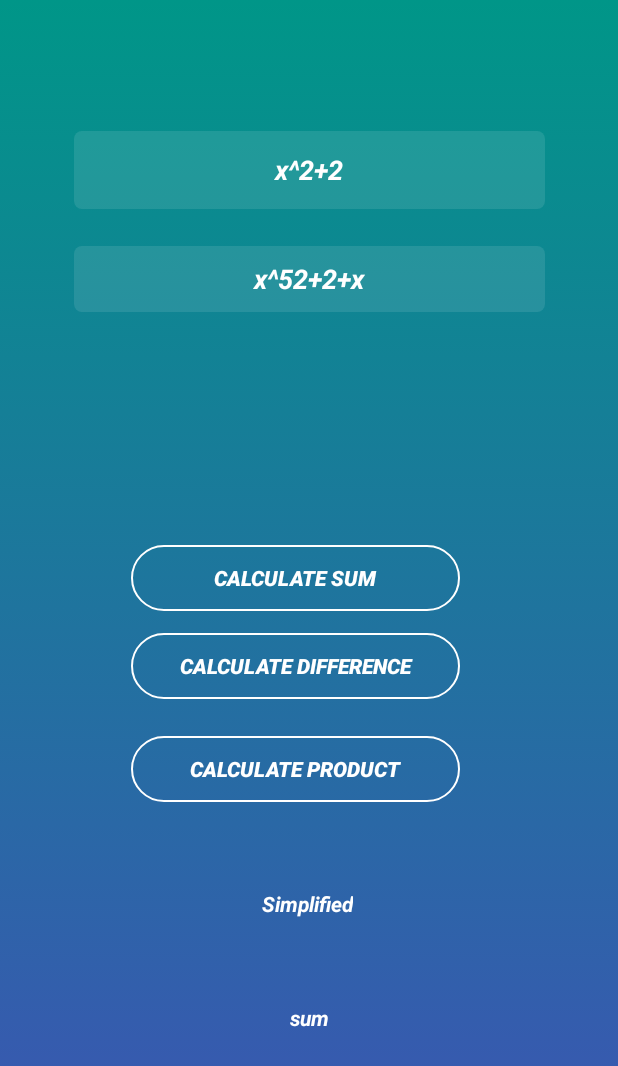
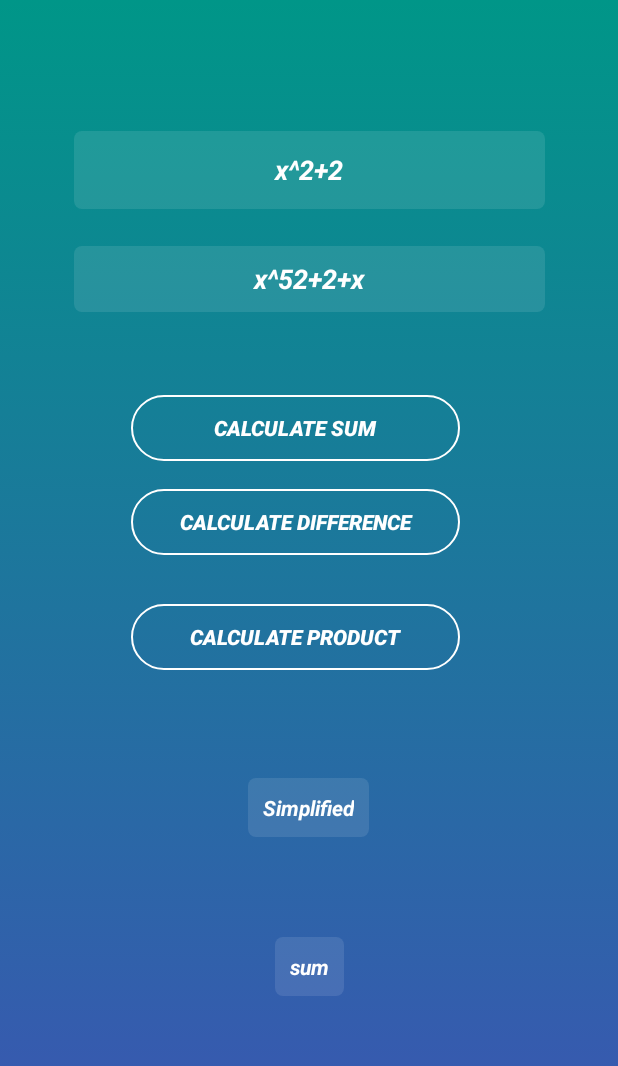
Before and after one commit to tasnimul2/Polynomial_Calculator_Android_App, an Android app: the screen it shows after launch (MainActivity), on a phone screen of 412 x 824 dp. Shown: the top 1066 px of the screen. Run offline under Robolectric (Android 15) with nearby library versions, the phone set to English and light mode, and no system bars.

Commit message:
app complete

```diff
--- a/app/src/main/java/com/mystudyapps/polynomialcalculator/MainActivity.java
+++ b/app/src/main/java/com/mystudyapps/polynomialcalculator/MainActivity.java
@@ -58,6 +58,7 @@ public class MainActivity extends AppCompatActivity {
 
         pEquation.setGravity(Gravity.CENTER);
         qEquation.setGravity(Gravity.CENTER);
+        outputTV.setGravity(Gravity.CENTER);
 
         ActionBar actionBar = getSupportActionBar();
         actionBar.hide();
@@ -66,14 +67,13 @@ public class MainActivity extends AppCompatActivity {
         scaleDown = AnimationUtils.loadAnimation(this, R.anim.scale_down);
 
         sumBTN.setOnTouchListener(new View.OnTouchListener() {
-            @SuppressLint("ClickableViewAccessibility")
             @Override
             public boolean onTouch(View view, MotionEvent motionEvent) {
                 if (motionEvent.getAction() == MotionEvent.ACTION_DOWN) {
                     sumBTN.startAnimation(scaleUp);
                     updateOutput();
                     simplifyPolynomials(p, q);
-                    outputTV.setText("Sum " + p.add(q));
+                    outputTV.setText("Sum: " + p.add(q));
                 } else if (motionEvent.getAction() == MotionEvent.ACTION_UP) {
                     sumBTN.startAnimation(scaleDown);
                 }
@@ -89,7 +89,7 @@ public class MainActivity extends AppCompatActivity {
                     differenceBtn.startAnimation(scaleUp);
                     updateOutput();
                     simplifyPolynomials(p,q);
-                    outputTV.setText("Difference " + p.subtract(q));
+                    outputTV.setText("Difference: " + p.subtract(q));
                 } else if (motionEvent.getAction() == MotionEvent.ACTION_UP) {
                     differenceBtn.startAnimation(scaleDown);
                 }
@@ -104,7 +104,7 @@ public class MainActivity extends AppCompatActivity {
                     productBtn.startAnimation(scaleUp);
                     updateOutput();
                     simplifyPolynomials(p,q);
-                    outputTV.setText("Product " + p.multiply(q));
+                    outputTV.setText("Product: " + p.multiply(q));
                 } else if (motionEvent.getAction() == MotionEvent.ACTION_UP) {
                     productBtn.startAnimation(scaleDown);
                 }
--- a/app/src/main/res/layout/activity_main.xml
+++ b/app/src/main/res/layout/activity_main.xml
@@ -49,6 +49,8 @@
         android:text="Simplified"
         android:textColor="#FFFFFF"
         android:textStyle="bold|italic"
+        android:background="@drawable/textbackground"
+        android:padding="10dp"
         app:layout_constraintBottom_toBottomOf="parent"
         app:layout_constraintEnd_toEndOf="parent"
         app:layout_constraintHorizontal_bias="0.498"
@@ -63,6 +65,8 @@
         android:text="sum"
         android:textColor="#FFFFFF"
         android:textStyle="bold|italic"
+        android:background="@drawable/textbackground"
+        android:padding="10dp"
         app:layout_constraintBottom_toBottomOf="parent"
         app:layout_constraintEnd_toEndOf="parent"
         app:layout_constraintStart_toStartOf="parent"
@@ -87,7 +91,7 @@
         app:layout_constraintHorizontal_bias="0.453"
         app:layout_constraintStart_toStartOf="parent"
         app:layout_constraintTop_toBottomOf="@+id/polynomialQ"
-        app:layout_constraintVertical_bias="0.25" />
+        app:layout_constraintVertical_bias="0.071" />
 
     <androidx.appcompat.widget.AppCompatButton
         android:id="@+id/differenceBtn"
@@ -124,4 +128,5 @@
         app:layout_constraintStart_toStartOf="parent"
         app:layout_constraintTop_toBottomOf="@+id/differenceBtn"
         app:layout_constraintVertical_bias="0.079" />
+
 </androidx.constraintlayout.widget.ConstraintLayout>
```
